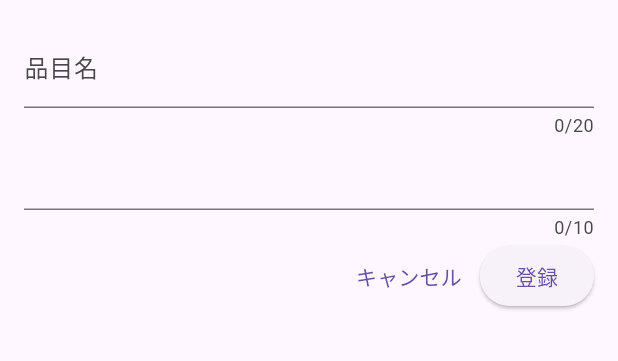
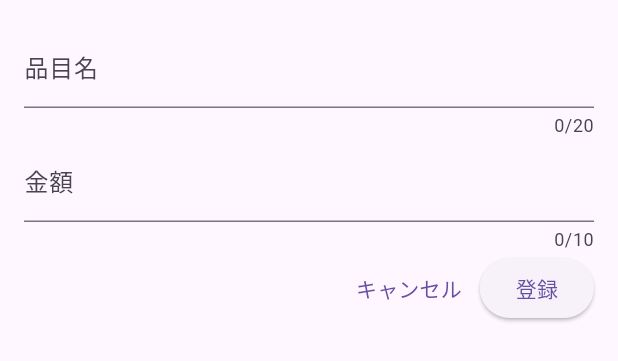
Before and after one commit to yusuke-shiya/expense_tracker, a Flutter app: the NewExpense widget shown alone on an empty page, opened directly, on a phone screen of 412 x 824 dp. Shown: the top 361 px of the screen. Run offline on Flutter 3.47's test engine with Material 2 defaults, Android fonts, the phone set to English and light mode, and no system bars.

Commit message:
feat: UX的に金額欄にもラベルがあった方が良かったのでラベルは表示

```diff
--- a/lib/widget/new_expense.dart
+++ b/lib/widget/new_expense.dart
@@ -31,7 +31,7 @@ class _NewExpenseState extends State<NewExpense> {
           ),
           TextField(
             controller: _amountController,
-            decoration: const InputDecoration(prefixText: '¥'),
+            decoration: const InputDecoration(labelText: '金額', prefixText: '¥'),
             keyboardType: TextInputType.number,
             maxLength: 10,
           ),
```
